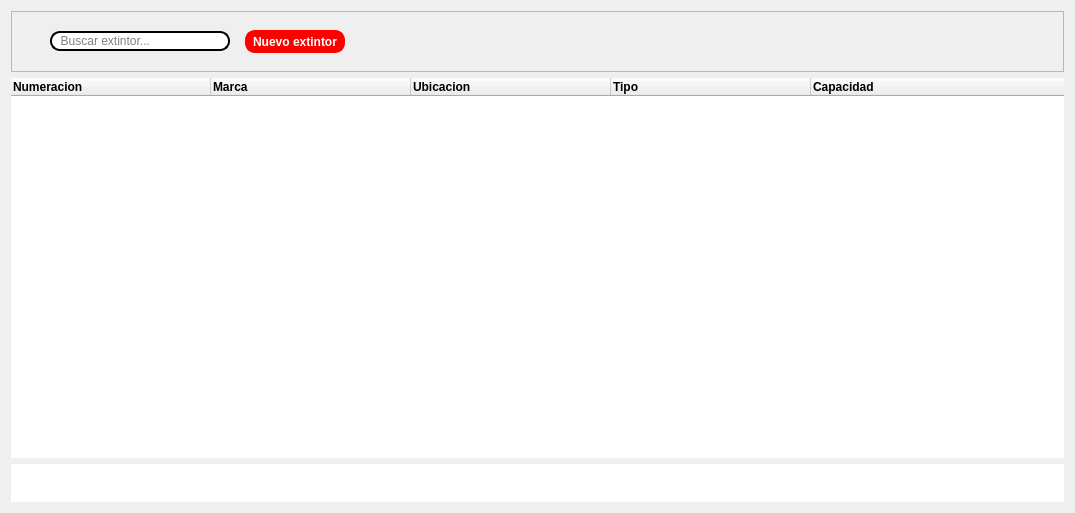
Julian2455/beatmat, file resources/ui/extintor_tab.ui: the form before one commit.
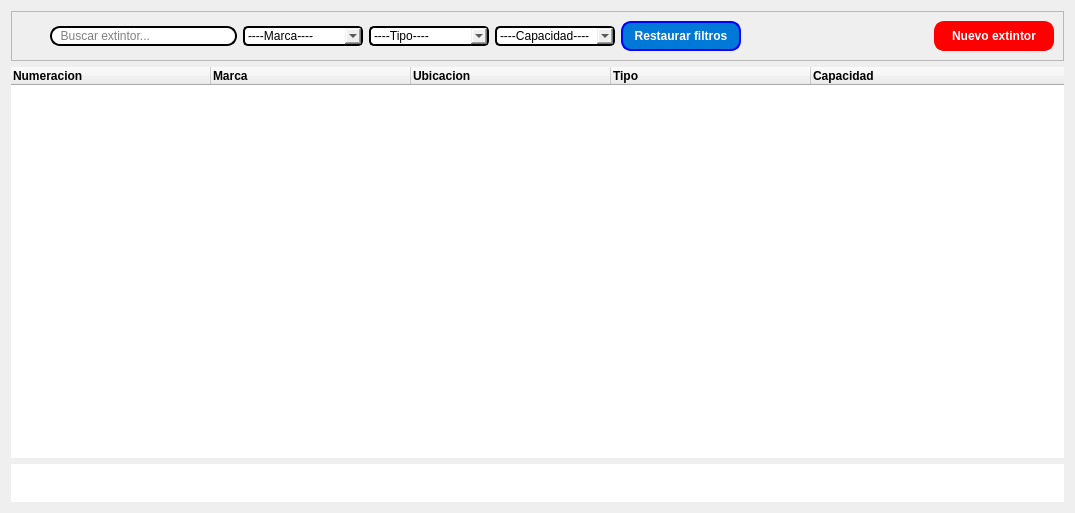
The form after the commit. Icons and pictures are not drawn.

Commit message: filtros funcionando

Patch:
```diff
--- a/resources/ui/extintor_tab.ui
+++ b/resources/ui/extintor_tab.ui
@@ -61,14 +61,117 @@
        </widget>
       </item>
       <item>
-       <widget class="QWidget" name="widget_2" native="true">
-        <layout class="QHBoxLayout" name="horizontalLayout_4">
+       <widget class="QComboBox" name="comboBox_marca">
+        <property name="minimumSize">
+         <size>
+          <width>120</width>
+          <height>0</height>
+         </size>
+        </property>
+        <property name="styleSheet">
+         <string notr="true">border: 2px solid;
+border-radius: 5px;
+color:black</string>
+        </property>
+        <property name="currentText">
+         <string>----Marca----</string>
+        </property>
+        <item>
+         <property name="text">
+          <string>----Marca----</string>
+         </property>
+        </item>
+       </widget>
+      </item>
+      <item>
+       <widget class="QComboBox" name="comboBox_tipo">
+        <property name="minimumSize">
+         <size>
+          <width>120</width>
+          <height>0</height>
+         </size>
+        </property>
+        <property name="styleSheet">
+         <string notr="true">border: 2px solid;
+border-radius: 5px;
+color:black</string>
+        </property>
+        <item>
+         <property name="text">
+          <string>----Tipo----</string>
+         </property>
+        </item>
+       </widget>
+      </item>
+      <item>
+       <widget class="QComboBox" name="comboBox_capacidad">
+        <property name="minimumSize">
+         <size>
+          <width>120</width>
+          <height>0</height>
+         </size>
+        </property>
+        <property name="styleSheet">
+         <string notr="true">border: 2px solid;
+border-radius: 5px;
+color:black</string>
+        </property>
+        <item>
+         <property name="text">
+          <string>----Capacidad----</string>
+         </property>
+        </item>
+       </widget>
+      </item>
+      <item>
+       <widget class="QPushButton" name="btnRestaurarFiltros">
+        <property name="minimumSize">
+         <size>
+          <width>120</width>
+          <height>30</height>
+         </size>
+        </property>
+        <property name="font">
+         <font>
+          <bold>true</bold>
+         </font>
+        </property>
+        <property name="cursor">
+         <cursorShape>PointingHandCursor</cursorShape>
+        </property>
+        <property name="styleSheet">
+         <string notr="true">border:2px solid rgb(0, 0, 255);
+border-radius: 10px;
+color: white;
+background-color: rgb(0, 120, 215);</string>
+        </property>
+        <property name="text">
+         <string>Restaurar filtros</string>
+        </property>
+        <property name="visible">
+         <bool>false</bool>
+        </property>
+       </widget>
+      </item>
+      <item>
+       <spacer name="horizontalSpacer_5">
+        <property name="orientation">
+         <enum>Qt::Horizontal</enum>
+        </property>
+        <property name="sizeHint" stdset="0">
+         <size>
+          <width>40</width>
+          <height>20</height>
+         </size>
+        </property>
+       </spacer>
+      </item>
          <item>
           <widget class="QPushButton" name="pushButton_5">
            <property name="minimumSize">
             <size>
-             <width>100</width>
-             <height>23</height>
+          <width>120</width>
+          <height>30</height>
             </size>
            </property>
            <property name="font">
@@ -99,25 +202,6 @@
              <height>23</height>
             </size>
            </property>
-          </widget>
-         </item>
-         <item>
-          <spacer name="horizontalSpacer_4">
-           <property name="orientation">
-            <enum>Qt::Horizontal</enum>
-           </property>
-           <property name="sizeType">
-            <enum>QSizePolicy::Maximum</enum>
-           </property>
-           <property name="sizeHint" stdset="0">
-            <size>
-             <width>700</width>
-             <height>20</height>
-            </size>
-           </property>
-          </spacer>
-         </item>
-        </layout>
        </widget>
       </item>
      </layout>
```
Lines whose indentation alone changed are shown as unchanged. The commit also changes 6 other files.
